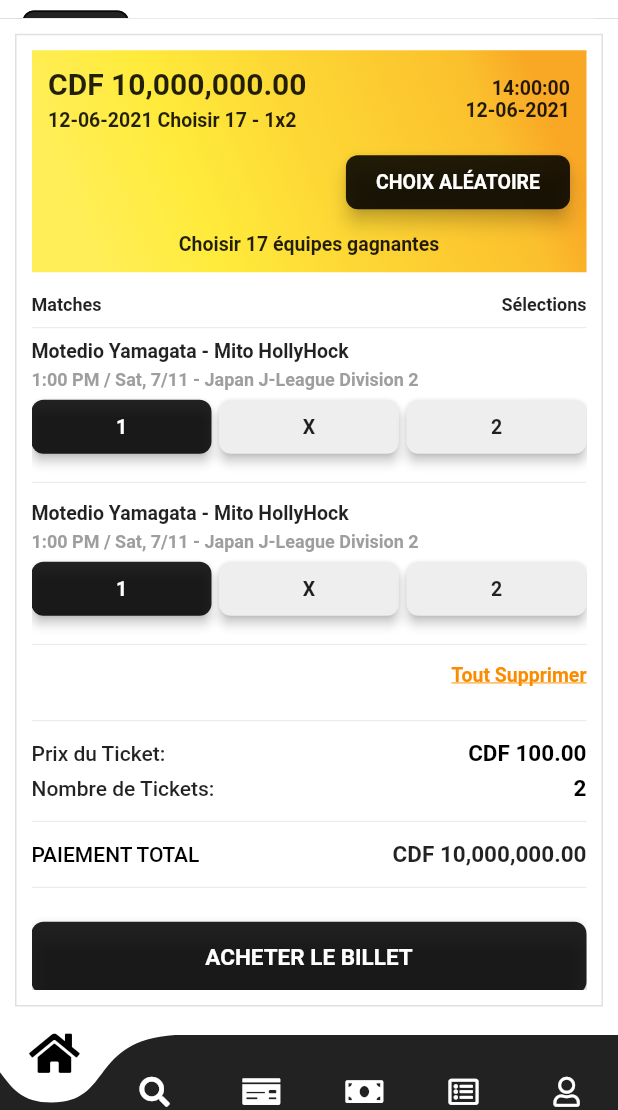
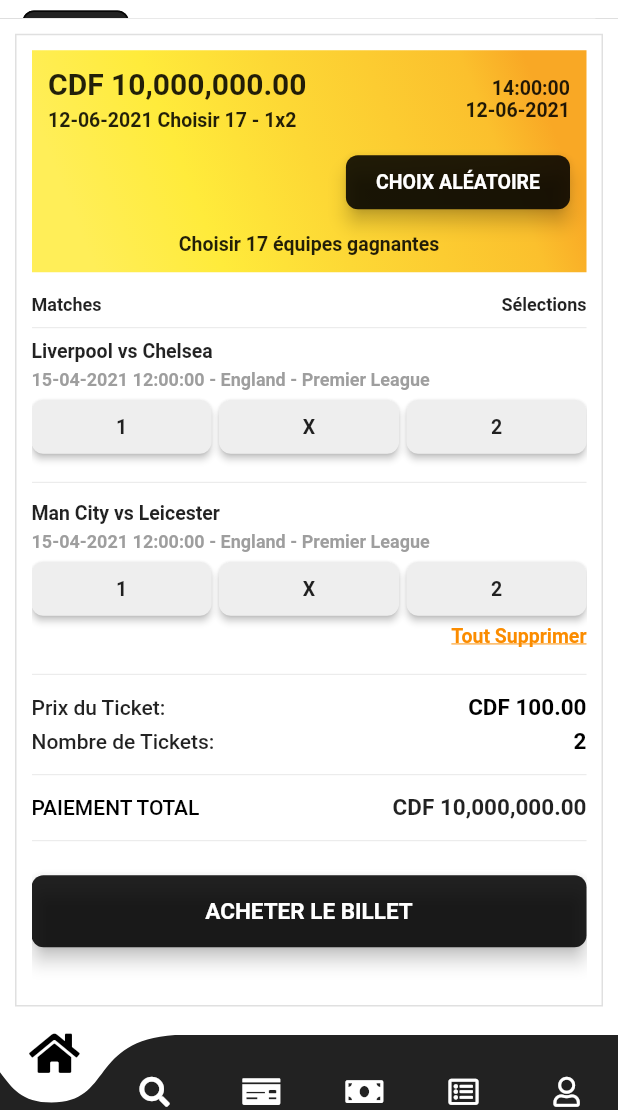
Before and after one commit to JohnBashombe/skiiyabet, a Flutter app: the screen it shows after launch, on a phone screen of 412 x 824 dp, the part 126-1236 px from its top. Run offline on Flutter 3.47's test engine with Material 2 defaults, Android fonts, the phone set to English and light mode, and no system bars; drawn by our look-alikes of curved_navigation_bar; our stand-ins replace cloud_firestore, firebase_auth, flutter_spinkit, font_awesome_flutter, tuple; missing offline and left inert: cloud_firestore_web, encrypt, firebase_auth_web, firebase_core_web, flutter_session, shared_preferences_web and 1 more; accounts and stored records are empty.

Commit message:
ft(jackpot_dev_progress...)

```diff
--- a/lib/jackpot/data.dart
+++ b/lib/jackpot/data.dart
@@ -1,13 +1,8 @@
 import 'package:skiiyabet/components/price.dart';
 
 class JackPots {
-  var data = {
-    'rewards': {
-      'total_matches': 2,
-      'minimum_price:': Price.jackpotMinimumBet,
-      'payout': Price.jackpotWinningAmount,
-      'currency': Price.currency_symbol,
-    },
+  static var data = {
+    'jackpot_id': '1',
     'time': {
       'time': '12:00:00',
       'date': '15-04-2021',
@@ -22,14 +17,16 @@ class JackPots {
       'status': 'pending',
     },
     'matches': {
-      'team': [
+      'data': [
         {
-          'team1': 'Liverpool',
-          'team2': 'Chelsea',
+          'id': '1',
+          'localTeam': 'Liverpool',
+          'visitorTeam': 'Chelsea',
         },
         {
-          'team1': 'Man City',
-          'team2': 'Leicester',
+          'id': '2',
+          'localTeam': 'Man City',
+          'visitorTeam': 'Leicester',
         },
       ],
       'time': [
@@ -62,15 +59,13 @@ class JackPots {
       ],
       'choices': [
         {
-          'game_id': 1,
           '1': false,
-          'x': true,
+          'x': false,
           '2': false,
         },
         {
-          'game_id': 2,
           '1': false,
-          'x': true,
+          'x': false,
           '2': false,
         },
       ]
--- a/lib/jackpot/jackpot.dart
+++ b/lib/jackpot/jackpot.dart
@@ -1,10 +1,15 @@
 import 'package:flutter/material.dart';
+import 'package:flutter_spinkit/flutter_spinkit.dart';
 import 'package:skiiyabet/components/price.dart';
+import 'package:skiiyabet/jackpot/data.dart';
 
 class Jackpot extends StatefulWidget {
   @override
   _JackpotState createState() => _JackpotState();
 }
+
+// STORES ALL JACKPOTS DETAILS
+var _jackpotGame;
 
 class _JackpotState extends State<Jackpot> {
   @override
@@ -168,8 +173,16 @@ class _JackpotState extends State<Jackpot> {
             thickness: 0.5,
           ),
           // SizedBox(height: 10.0),
-          jackpotWidget(),
-          jackpotWidget(),
+          if (_jackpotGame != null)
+            for (int i = 0; i < _jackpotGame['matches']['data'].length; i++)
+              jackpotWidget(i),
+
+          if (_jackpotGame == null)
+            Center(
+                child: SpinKitCircle(
+              color: Colors.lightBlue,
+              size: 20.0,
+            )),
           // SizedBox(height: 5.0),
           MouseRegion(
             cursor: SystemMouseCursors.click,
@@ -191,7 +204,7 @@ class _JackpotState extends State<Jackpot> {
               ),
             ),
           ),
-          SizedBox(height: 15.0),
+          SizedBox(height: 10.0),
           Divider(color: Colors.grey.shade300, thickness: 0.5),
           SizedBox(height: 5.0),
           Row(
@@ -298,7 +311,45 @@ class _JackpotState extends State<Jackpot> {
     ));
   }
 
-  Column jackpotWidget() {
+  @override
+  void initState() {
+    // LOAD THE JACKPOT FROM THE DATABASE
+    // ASSIGN THE DATA VALUES TO THE JACKPOT ARRAY
+    _jackpotGame = JackPots.data;
+    // print(_jackpotGame);
+    super.initState();
+  }
+
+  Column jackpotWidget(int _index) {
+    // WE STORE THE DETAILS OF THE GAME HERE
+    // LET US GET THE TOTAL LENGTH OF DATA
+    int _len = _jackpotGame['matches']['data'].length;
+    // var gameDetails = _jackpotGame[_index];
+    var _gameID = _jackpotGame['matches']['data'][_index]['id'];
+    // LOCAL TEAM GAME
+    var _localTeam = _jackpotGame['matches']['data'][_index]['localTeam'];
+    // VISTOR TEAM OF GAME
+    var _visitorTeam = _jackpotGame['matches']['data'][_index]['visitorTeam'];
+    // GET THE DATE TIME
+    var _dateTime = _jackpotGame['matches']['time'][_index]['date_time'];
+    // GET THE GAME CHAMPIONSHIP
+    var _championship =
+        _jackpotGame['matches']['location'][_index]['championship'];
+    // GETTING THE COUNTRY
+    var _country = _jackpotGame['matches']['location'][_index]['country'];
+    // WE GET THE CHOICE 1
+    bool choice1 = _jackpotGame['matches']['choices'][_index]['1'];
+    bool choiceX = _jackpotGame['matches']['choices'][_index]['x'];
+    bool choice2 = _jackpotGame['matches']['choices'][_index]['2'];
+    // THESE ARE BUTTON COLORS
+    Color _colorButton1 = choice1 ? Colors.black87 : Colors.grey.shade200;
+    Color _colorButtonX = choiceX ? Colors.black87 : Colors.grey.shade200;
+    Color _colorButton2 = choice2 ? Colors.black87 : Colors.grey.shade200;
+    // THESE ARE TEXT BUTTON COLORS
+    Color _textButton1 = choice1 ? Colors.white : Colors.black87;
+    Color _textButtonX = choiceX ? Colors.white : Colors.black87;
+    Color _textButton2 = choice2 ? Colors.white : Colors.black87;
+
     return Column(
       children: [
         Column(
@@ -308,7 +359,7 @@ class _JackpotState extends State<Jackpot> {
               children: [
                 Expanded(
                   child: Text(
-                    'Motedio Yamagata - Mito HollyHock',
+                    _localTeam.toString() + ' vs ' + _visitorTeam.toString(),
                     style: TextStyle(
                       color: Colors.black87,
                       fontSize: 13.0,
@@ -325,7 +376,11 @@ class _JackpotState extends State<Jackpot> {
               children: [
                 Expanded(
                   child: Text(
-                    '1:00 PM / Sat, 7/11 - Japan J-League Division 2',
+                    _dateTime.toString() +
+                        ' - ' +
+                        _country.toString() +
+                        ' - ' +
+                        _championship,
                     style: TextStyle(
                       color: Colors.grey,
                       fontSize: 12.0,
@@ -344,21 +399,26 @@ class _JackpotState extends State<Jackpot> {
             Expanded(
               child: RawMaterialButton(
                 mouseCursor: SystemMouseCursors.click,
-                onPressed: null,
-                fillColor: Colors.black87,
+                onPressed: () {
+                  print('Clicking on choice 1 : $_gameID');
+                },
+                fillColor: _colorButton1,
                 disabledElevation: 3.0,
-                padding:
-                    new EdgeInsets.symmetric(vertical: 10.0, horizontal: 10.0),
+                padding: new EdgeInsets.symmetric(
+                  vertical: 10.0,
+                  horizontal: 10.0,
+                ),
                 shape: RoundedRectangleBorder(
                   borderRadius: BorderRadius.circular(8.0),
                 ),
                 child: Text(
                   '1'.toUpperCase(),
                   style: TextStyle(
-                      color: Colors.white,
+                    color: _textButton1,
                     fontWeight: FontWeight.bold,
                     fontSize: 13.0,
-                      letterSpacing: 0.5),
+                    letterSpacing: 0.5,
+                  ),
                 ),
               ),
             ),
@@ -366,18 +426,22 @@ class _JackpotState extends State<Jackpot> {
             Expanded(
               child: RawMaterialButton(
                 mouseCursor: SystemMouseCursors.click,
-                onPressed: null,
-                fillColor: Colors.grey.shade200,
+                onPressed: () {
+                  print('Clicking on choice X : $_gameID');
+                },
+                fillColor: _colorButtonX,
                 disabledElevation: 3.0,
-                padding:
-                    new EdgeInsets.symmetric(vertical: 10.0, horizontal: 10.0),
+                padding: new EdgeInsets.symmetric(
+                  vertical: 10.0,
+                  horizontal: 10.0,
+                ),
                 shape: RoundedRectangleBorder(
                   borderRadius: BorderRadius.circular(8.0),
                 ),
                 child: Text(
                   'x'.toUpperCase(),
                   style: TextStyle(
-                    color: Colors.black87,
+                    color: _textButtonX,
                     fontWeight: FontWeight.bold,
                     fontSize: 13.0,
                   ),
@@ -388,30 +452,41 @@ class _JackpotState extends State<Jackpot> {
             Expanded(
               child: RawMaterialButton(
                 mouseCursor: SystemMouseCursors.click,
-                onPressed: null,
-                fillColor: Colors.grey.shade200,
+                onPressed: () {
+                  print('Clicking on choice 2 : $_gameID');
+                },
+                fillColor: _colorButton2,
                 disabledElevation: 3.0,
-                padding:
-                    new EdgeInsets.symmetric(vertical: 10.0, horizontal: 10.0),
+                padding: new EdgeInsets.symmetric(
+                  vertical: 10.0,
+                  horizontal: 10.0,
+                ),
                 shape: RoundedRectangleBorder(
                   borderRadius: BorderRadius.circular(8.0),
                 ),
                 child: Text(
                   '2'.toUpperCase(),
                   style: TextStyle(
-                      color: Colors.black87,
+                    color: _textButton2,
                     fontWeight: FontWeight.bold,
                     fontSize: 13.0,
-                      letterSpacing: 0.5),
+                    letterSpacing: 0.5,
+                  ),
                 ),
               ),
             )
           ],
         ),
+        // DO NOT ADD THE DIVIDER WIDGET AT THE END OF THE LAST ELEMENT
+        if (_index < (_len - 1))
+          Column(
+            children: [
               SizedBox(height: 5.0),
               Divider(color: Colors.grey.shade300, thickness: 0.5),
               SizedBox(height: 5.0),
             ],
+          ),
+      ],
     );
   }
 }
```
Also changed, not shown: 1 other file. Lines whose indentation alone changed are shown as unchanged.
